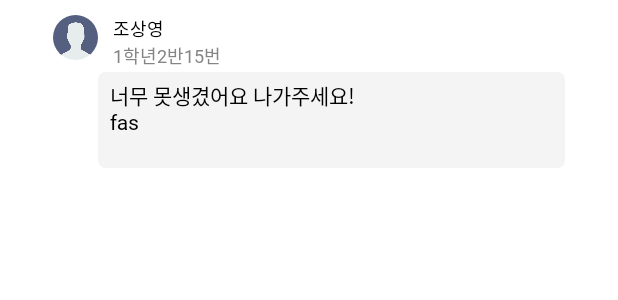
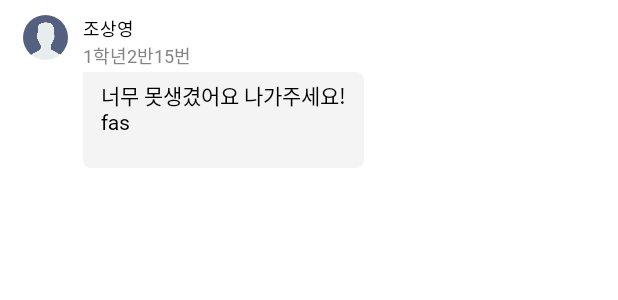
Before and after one commit to B1ND-7th/MenToMen-Android, an Android app: the layout item_comment.xml on its own in the app's theme, with its tools: preview values and no code run, on a phone screen of 412 x 824 dp. Shown: the top 300 px of the screen. Run offline under Robolectric (Android 15) with nearby library versions, the phone set to English and light mode, and no system bars; network calls fail.

Commit message:
Fix: Warning

```diff
--- a/app/src/main/java/kr/hs/b1nd/intern/mentomen/util/BindingAdapter.kt
+++ b/app/src/main/java/kr/hs/b1nd/intern/mentomen/util/BindingAdapter.kt
@@ -57,7 +57,7 @@ object BindingAdapter {
             val time = it.split(".")[0]
             val convertTime = LocalDateTime.parse(time, DateTimeFormatter.ISO_LOCAL_DATE_TIME)
             view.text =
-                "${convertTime.year}년 ${convertTime.monthValue}월 ${convertTime.dayOfMonth}일 ${if (convertTime.hour >= 12) "오후" else "오전"} ${if (convertTime.hour >= 12) convertTime.hour - 12 else convertTime.hour}:${convertTime.minute}"
+                "${convertTime.year}-${convertTime.monthValue}-${convertTime.dayOfMonth} ${if (convertTime.hour >= 12) "오후" else "오전"} ${if (convertTime.hour >= 12) convertTime.hour - 12 else convertTime.hour}:${convertTime.minute}"
         }
     }
 
--- a/app/src/main/java/kr/hs/b1nd/intern/mentomen/view/adapter/CommentAdapter.kt
+++ b/app/src/main/java/kr/hs/b1nd/intern/mentomen/view/adapter/CommentAdapter.kt
@@ -10,7 +10,7 @@ import kr.hs.b1nd.intern.mentomen.databinding.ItemCommentBinding
 import kr.hs.b1nd.intern.mentomen.network.model.Comment
 import kr.hs.b1nd.intern.mentomen.util.CommentDiffUtil
 
-class CommentAdapter : ListAdapter<Comment, CommentAdapter.CommentViewHolder>(CommentDiffUtil) {
+class  CommentAdapter : ListAdapter<Comment, CommentAdapter.CommentViewHolder>(CommentDiffUtil) {
 
     inner class CommentViewHolder(private val binding: ItemCommentBinding) : RecyclerView.ViewHolder(binding.root) {
         fun bind(item: Comment) {
--- a/app/src/main/java/kr/hs/b1nd/intern/mentomen/view/fragment/AddFragment.kt
+++ b/app/src/main/java/kr/hs/b1nd/intern/mentomen/view/fragment/AddFragment.kt
@@ -39,6 +39,7 @@ class AddFragment : Fragment() {
         registerForActivityResult(ActivityResultContracts.StartActivityForResult()) { result ->
             if (result.resultCode == RESULT_OK) {
                 imageList.value?.clear()
+                addViewModel.imgFile.value?.clear()
                 if (result.data?.clipData != null) {
                     val count = result.data?.clipData!!.itemCount
                     if (count > 5) {
@@ -56,7 +57,6 @@ class AddFragment : Fragment() {
                         imageList.value?.add(imageUri)
                         addViewModel.imgFile.value?.add(body)
                     }
-
                 }
             }
             imageAdapter.notifyDataSetChanged()
--- a/app/src/main/java/kr/hs/b1nd/intern/mentomen/view/fragment/HomeFragment.kt
+++ b/app/src/main/java/kr/hs/b1nd/intern/mentomen/view/fragment/HomeFragment.kt
@@ -1,6 +1,7 @@
 package kr.hs.b1nd.intern.mentomen.view.fragment
 
 import android.os.Bundle
+import android.util.Log
 import androidx.fragment.app.Fragment
 import android.view.LayoutInflater
 import android.view.View
--- /dev/null
+++ b/app/src/main/res/drawable/comment.xml
@@ -0,0 +1,7 @@
+<?xml version="1.0" encoding="utf-8"?>
+<shape xmlns:android="http://schemas.android.com/apk/res/android">
+    <corners android:topLeftRadius="0dp"
+        android:bottomRightRadius="5dp"
+        android:topRightRadius="5dp"
+        android:bottomLeftRadius="5dp"/>
+</shape>
--- a/app/src/main/res/drawable/corner_radious.xml
+++ b/app/src/main/res/drawable/corner_radious.xml
@@ -1,4 +1,4 @@
 <?xml version="1.0" encoding="utf-8"?>
 <shape xmlns:android="http://schemas.android.com/apk/res/android">
-    <corners android:radius="50dp"/>
+    <corners android:radius="5dp"/>
 </shape>
--- a/app/src/main/res/drawable/ic_more.xml
+++ b/app/src/main/res/drawable/ic_more.xml
@@ -1,6 +1,6 @@
 <vector xmlns:android="http://schemas.android.com/apk/res/android"
-    android:width="20dp"
-    android:height="20dp"
+    android:width="18dp"
+    android:height="18dp"
     android:viewportWidth="24"
     android:viewportHeight="24">
   <path
--- a/app/src/main/res/layout/activity_main.xml
+++ b/app/src/main/res/layout/activity_main.xml
@@ -10,7 +10,6 @@
     <androidx.constraintlayout.widget.ConstraintLayout
         android:layout_width="match_parent"
         android:layout_height="match_parent"
-        android:background="@color/background"
         tools:context=".view.activity.MainActivity">
 
         <androidx.fragment.app.FragmentContainerView
@@ -20,15 +19,16 @@
             android:layout_height="0dp"
             app:defaultNavHost="true"
             app:layout_constraintBottom_toTopOf="@+id/bottom_navigation"
+            app:layout_constraintEnd_toEndOf="parent"
+            app:layout_constraintStart_toStartOf="parent"
             app:layout_constraintTop_toTopOf="parent"
-            app:layout_constraintStart_toStartOf="parent"
             app:navGraph="@navigation/nav_graph" />
 
         <com.google.android.material.bottomnavigation.BottomNavigationView
             android:id="@+id/bottom_navigation"
             android:layout_width="match_parent"
             android:layout_height="wrap_content"
-            app:itemBackground="@color/white"
+            android:background="@android:color/white"
             app:itemIconSize="20dp"
             app:layout_constraintBottom_toBottomOf="parent"
             app:layout_constraintEnd_toEndOf="parent"
--- a/app/src/main/res/layout/item_comment.xml
+++ b/app/src/main/res/layout/item_comment.xml
@@ -11,13 +11,7 @@
 
     <androidx.constraintlayout.widget.ConstraintLayout
         android:layout_width="match_parent"
-        android:layout_height="wrap_content"
-        android:layout_marginBottom="3dp"
-        android:layout_marginHorizontal="20dp"
-        android:paddingHorizontal="15dp"
-        android:paddingVertical="10dp"
-        android:background="@drawable/login_corner_radious"
-        android:backgroundTint="@color/white">
+        android:layout_height="wrap_content">
 
         <androidx.cardview.widget.CardView
             android:id="@+id/cv_profile"
@@ -25,6 +19,8 @@
             android:layout_height="30dp"
             app:cardCornerRadius="100dp"
             app:cardElevation="0dp"
+            android:layout_marginStart="15dp"
+            android:layout_marginTop="10dp"
             app:layout_constraintStart_toStartOf="parent"
             app:layout_constraintTop_toTopOf="parent">
 
@@ -47,6 +43,7 @@
             android:text="@{item.userName}"
             android:textColor="@color/black"
             android:textSize="12sp"
+            android:layout_marginTop="10dp"
             app:layout_constraintStart_toEndOf="@+id/cv_profile"
             app:layout_constraintTop_toTopOf="parent"
             tools:text="조상영" />
@@ -92,20 +89,21 @@
 
         <TextView
             android:id="@+id/content"
-            android:layout_width="0dp"
+            android:layout_width="wrap_content"
             android:layout_height="wrap_content"
             android:layout_marginTop="8dp"
-            android:background="@drawable/login_corner_radious"
+            android:layout_marginBottom="10dp"
+            android:background="@drawable/comment"
             android:backgroundTint="@color/background"
             android:fontFamily="@font/regular"
-            android:paddingHorizontal="8dp"
+            android:paddingHorizontal="12dp"
             android:paddingVertical="5dp"
             android:text="@{item.content}"
             android:textColor="@color/black"
             android:textSize="14sp"
+            android:layout_marginStart="55dp"
             app:layout_constraintBottom_toBottomOf="parent"
-            app:layout_constraintEnd_toEndOf="parent"
-            app:layout_constraintStart_toEndOf="@+id/cv_profile"
+            app:layout_constraintStart_toStartOf="parent"
             app:layout_constraintTop_toBottomOf="@id/cv_profile"
             tools:text="너무 못생겼어요 나가주세요!\nfas\n" />
 
--- a/app/src/main/res/layout/item_image.xml
+++ b/app/src/main/res/layout/item_image.xml
@@ -11,8 +11,8 @@
 
     <androidx.cardview.widget.CardView
         android:id="@+id/cardView"
-        android:layout_width="70dp"
-        android:layout_height="70dp"
+        android:layout_width="80dp"
+        android:layout_height="80dp"
         app:cardCornerRadius="5dp"
         app:cardElevation="0dp"
         android:layout_marginBottom="10dp"
```
Also changed, not shown: app/src/main/java/kr/hs/b1nd/intern/mentomen/view/activity/MainActivity.kt (+6 -2 lines), app/src/main/res/drawable/ic_add.xml (+16 -10 lines), app/src/main/res/drawable/ic_add_circle.xml (added, +15 -0 lines), app/src/main/res/drawable/ic_image.xml (+16 -8 lines), app/src/main/res/drawable/ic_send.xml (+4 -4 lines), app/src/main/res/layout/fragment_detail.xml (+25 -20 lines), app/src/main/res/layout/fragment_user.xml (+4 -4 lines), app/src/main/res/menu/menu_bottom.xml (+4 -4 lines), app/src/main/res/values/strings.xml (+4 -3 lines).
